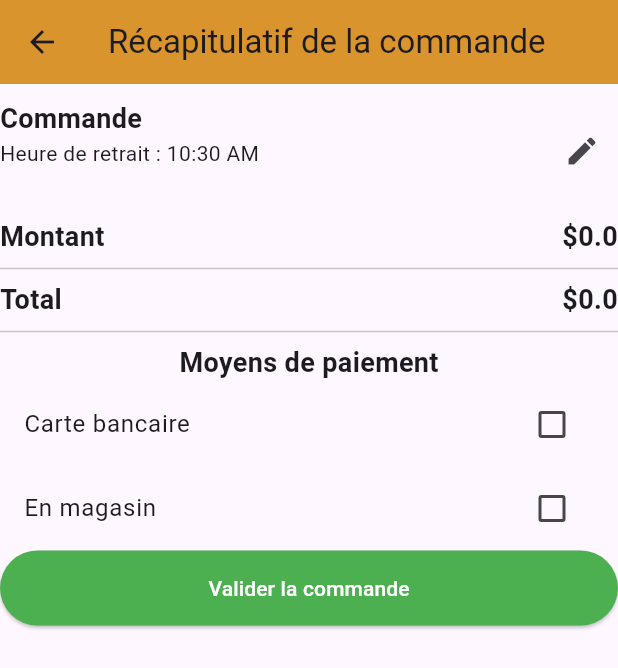
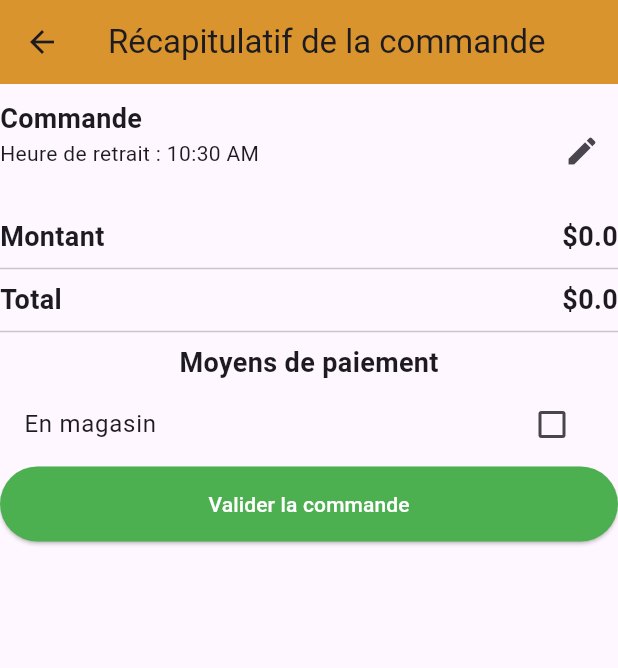
Before and after one commit to Dalel1akremi/flutterProject, a Flutter app: the PaymentScreen screen opened directly, on a phone screen of 412 x 824 dp. Shown: the top 668 px of the screen. Run offline on Flutter 3.47's test engine with Material 3 defaults, Android fonts, the phone set to English and light mode, and no system bars; our stand-ins replace shared_preferences; missing offline and left inert: bcrypt, dart:html, dart:js; accounts and stored records are empty.

Commit message:
feat:fix `CheckboxListTile de carte bancaire devient visible si  restaurant  a dans  le mode de paiement carte bancaire`

```diff
--- a/FLUTTER/lib/pages/aboutPaiement/paiement.dart
+++ b/FLUTTER/lib/pages/aboutPaiement/paiement.dart
@@ -433,7 +433,7 @@ Future<void> compareCVV(String hashedCVV, String enteredCVV) async {
       selectedPaymentMethods
           .addAll(modepaiement.split(',').map((mode) => mode.trim()));
     }
-
+  bool showCreditCardCheckbox = selectedPaymentMethods.contains('Carte bancaire');
     return Scaffold(
       appBar: AppBar(
         backgroundColor: const Color.fromARGB(222, 212, 133, 14),
@@ -552,6 +552,7 @@ Future<void> compareCVV(String hashedCVV, String enteredCVV) async {
             ),
             Column(
               children: [
+             if (showCreditCardCheckbox)
                 CheckboxListTile(
                   title: const Text('Carte bancaire'),
                   value: isCreditCardChecked,
```
Also changed, not shown: 1 other file. Lines whose indentation alone changed are shown as unchanged.
